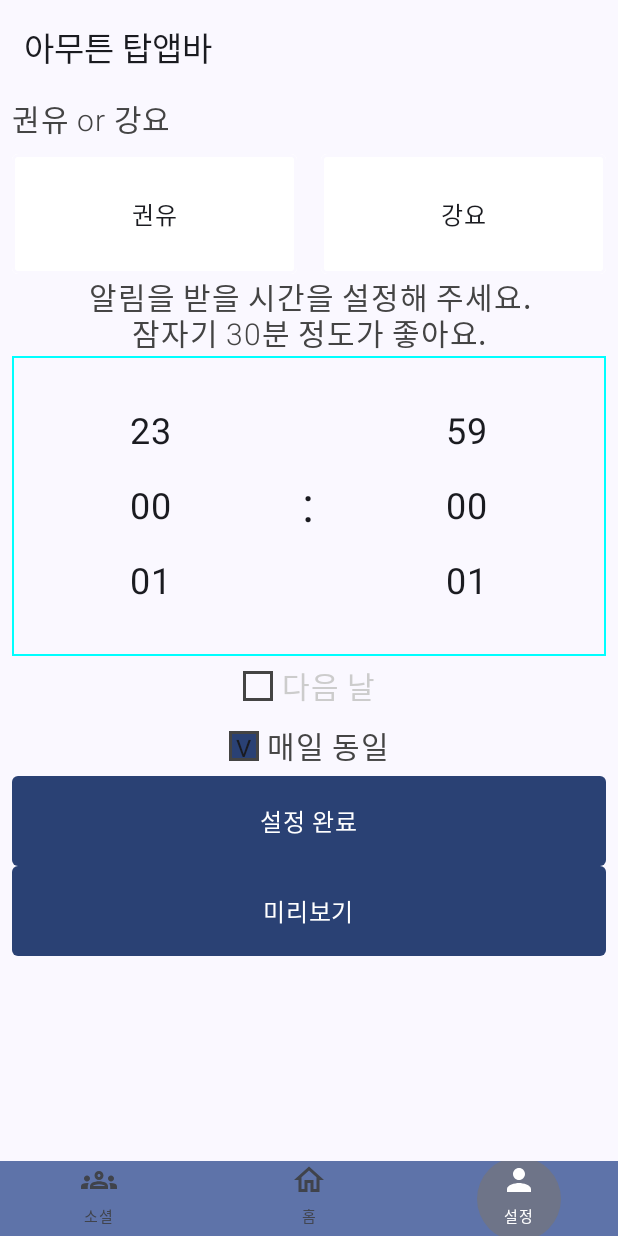
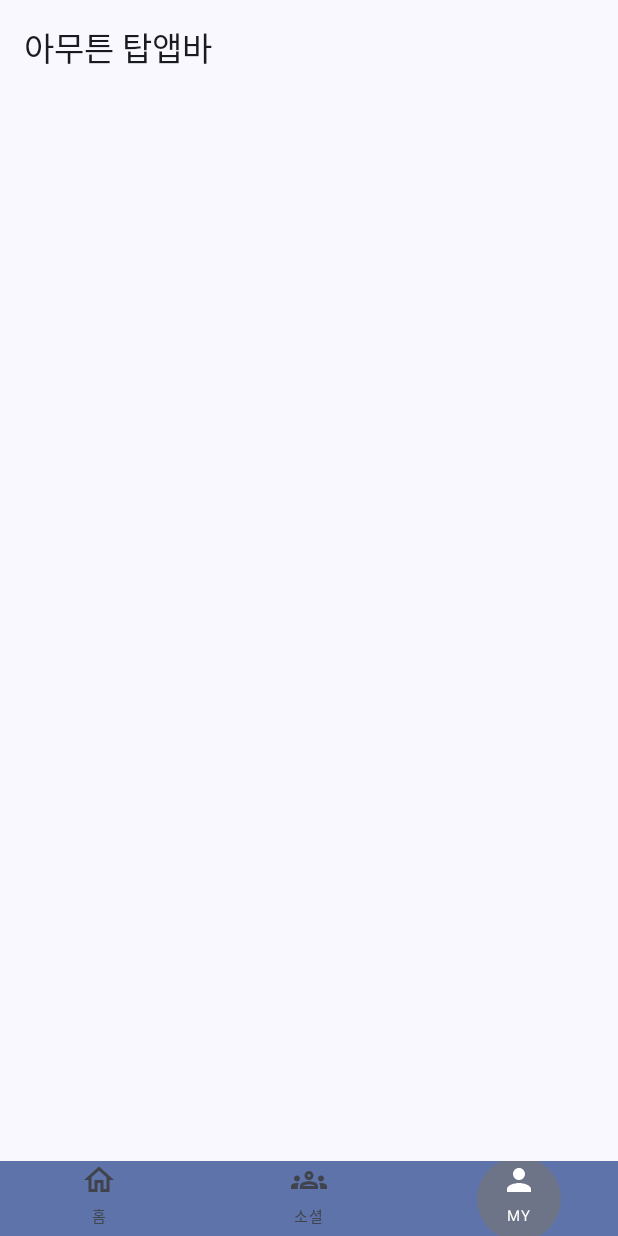
Before and after one commit to snupinel/Dialock-Android, an Android app built with Jetpack Compose: the MainPage screen opened through its navigation route, item 3 of the bottom bar chosen, on a phone screen of 412 x 824 dp. Run offline under Robolectric (Android 15) with nearby library versions, the phone set to English and light mode, and no system bars; our stand-ins replace Dagger/Hilt's generated code, Room's generated code.

Commit message:
설정화면 격리 + 플로팅 버튼

```diff
--- a/app/src/main/java/com/example/dailysummary/MainActivity.kt
+++ b/app/src/main/java/com/example/dailysummary/MainActivity.kt
@@ -22,6 +22,7 @@ import androidx.navigation.NavHostController
 import androidx.navigation.compose.NavHost
 import androidx.navigation.compose.composable
 import androidx.navigation.compose.rememberNavController
+import com.example.dailysummary.pages.AlarmSettingPage
 import com.example.dailysummary.pages.MainPage
 import com.example.dailysummary.pages.StartPage
 import com.example.dailysummary.pages.SummaryPage
@@ -85,6 +86,10 @@ private fun MyApp(
                 Log.d("aaaa",year.toString())
                 SummaryPage(navController,year,month,day)
             }
+            composable("AlarmSettingPage"){
+                Log.d("nav","AlarmSettingPage called")
+                AlarmSettingPage(navController)
+            }
         }
     }
 
--- a/app/src/main/java/com/example/dailysummary/pages/MainPage.kt
+++ b/app/src/main/java/com/example/dailysummary/pages/MainPage.kt
@@ -9,15 +9,20 @@ import androidx.compose.foundation.layout.Row
 import androidx.compose.foundation.layout.fillMaxSize
 import androidx.compose.foundation.layout.height
 import androidx.compose.foundation.layout.padding
+import androidx.compose.foundation.layout.size
+import androidx.compose.foundation.shape.CircleShape
 import androidx.compose.material.icons.Icons
+import androidx.compose.material.icons.filled.Alarm
 import androidx.compose.material.icons.filled.Groups
 import androidx.compose.material.icons.filled.Home
 import androidx.compose.material.icons.filled.Person
 import androidx.compose.material.icons.outlined.Groups
 import androidx.compose.material.icons.outlined.Home
 import androidx.compose.material.icons.outlined.Person
-import androidx.compose.material.icons.outlined.Settings
 import androidx.compose.material3.ExperimentalMaterial3Api
+import androidx.compose.material3.ExtendedFloatingActionButton
+import androidx.compose.material3.FabPosition
+import androidx.compose.material3.Icon
 import androidx.compose.material3.MaterialTheme
 import androidx.compose.material3.Scaffold
 import androidx.compose.material3.Text
@@ -48,12 +53,12 @@ import com.example.dailysummary.viewModel.MainPageViewModel
 import com.example.dailysummary.viewModel.Tab
 
 val homeTab = BottomNavItem(tag = "홈", title = "Home", selectedIcon = Icons.Filled.Home, unselectedIcon = Icons.Outlined.Home)
-val myTab = BottomNavItem(tag="설정", title="My", selectedIcon = Icons.Filled.Person, unselectedIcon = Icons.Outlined.Person)
+val myTab = BottomNavItem(tag="MY", title="My", selectedIcon = Icons.Filled.Person, unselectedIcon = Icons.Outlined.Person)
 val socialTab = BottomNavItem(tag="소셜", title="Social", selectedIcon = Icons.Filled.Groups, unselectedIcon = Icons.Outlined.Groups)
 
 
 // creating a list of all the tabs
-val tabBarItems = listOf(socialTab,homeTab, myTab,)
+val tabBarItems = listOf(homeTab,socialTab,myTab)
 
 //@Inject lateinit var alarmScheduler: AlarmScheduler
 
@@ -73,7 +78,6 @@ fun MainPage(navController: NavController){
     LaunchedEffect(shouldRefresh){
         viewModel.setShowPopup(false)
         viewModel.calenderRefresh()
-        viewModel.settingInitialize()
         //viewModel.setCalenderEntries()
         window?.let {
             WindowCompat.setDecorFitsSystemWindows(it, false) // ✅ 시스템 UI가 콘텐츠를 덮지 않도록 설정
@@ -92,7 +96,17 @@ fun MainPage(navController: NavController){
                 TabNavigationBar(tabBarItems)
             }
                     },
-        topBar = {MainPageToolbar()}) {paddingValues->
+        topBar = {MainPageToolbar()},
+        floatingActionButton = {
+            when(selectedTab){
+                Tab.Home->{
+                    AlarmSettingFloating {navController.navigate("AlarmSettingPage")}
+                }
+                else->{}
+            }
+        },
+        floatingActionButtonPosition = FabPosition.End
+        ){ paddingValues->
         Column(
             Modifier
                 .fillMaxSize()
@@ -106,17 +120,7 @@ fun MainPage(navController: NavController){
                 }
                 Tab.My -> {
                     //
-                    Column {
-                        SettingAdviceOrForcing()
 
-                        SettingTime()
-
-                        SettingSaveButton()
-
-                        SettingPreviewButton()
-
-                        //Setting2(animatedValueList)
-                    }
                 }
                 Tab.Social-> {
                     SocialTab()
@@ -128,120 +132,19 @@ fun MainPage(navController: NavController){
 }
 
 @Composable
-fun SettingAdviceOrForcing() {
-    //Log.d("aaaa","aaaa")
-    val viewModel = hiltViewModel<MainPageViewModel>()
-    val adviceOrForcing by viewModel.adviceOrForcing.collectAsState()
+fun AlarmSettingFloating(onClick:()->Unit){
+    ExtendedFloatingActionButton(
+        modifier = Modifier.size(60.dp),
+        onClick = onClick,
+        shape = CircleShape,
+        contentColor = Color.White,
+        containerColor = MaterialTheme.colorScheme.primaryContainer,
 
-    SettingOption(
-        title = "권유 or 강요",
-        adviceOrForcing = adviceOrForcing,
-        onOptionSelected = { clickedIsLeft ->
-            viewModel.clickAdviceOrForcing(clickedIsLeft)
-        },)
+    ){
+        Icon(imageVector = Icons.Filled.Alarm, contentDescription = "AlarmSetting")
+    }
 }
 
-@Composable
-fun SettingTime() {
-    val viewModel = hiltViewModel<MainPageViewModel>()
-
-    val myTime by viewModel.myTime.collectAsState()
-    val sameEveryDay by viewModel.sameEveryDay.collectAsState()
-    val currentMyTimeTab by viewModel.currentMyTimeTab.collectAsState()
-    val isNextDay = viewModel.myTime.collectAsState().value[currentMyTimeTab].isNextDay
-
-    //Log.d("aaaab",myTime.toString())
-    //Log.d("aaaab",currentMyTimeTab.toString())
-
-    TimeSetting(
-        title = "알림을 받을 시간을 설정해 주세요.\n잠자기 30분 정도가 좋아요.",
-        selectedHour = myTime[currentMyTimeTab].hour,
-        selectedMinute = myTime[currentMyTimeTab].minute,
-        onHourChange = { viewModel.setMyTime(hour = it) },
-        onMinuteChange = { viewModel.setMyTime(minute = it) },
-        sameEveryDay = sameEveryDay,
-        onToggleSameEveryDay = { viewModel.setSameEveryDay(isToggle = true) },
-        currentMyTimeTab = currentMyTimeTab,
-        onDayTabClick = { viewModel.setCurrentMyTimeTab(it) },
-        isNextDay = isNextDay,
-        onToggleIsNextDay = {viewModel.setIsNextDay(!isNextDay)}
-    )
-}
-
-
-
-@Composable
-fun SettingPreviewButton() {
-    val viewModel = hiltViewModel<MainPageViewModel>()
-    val context = LocalContext.current
-
-    AnimatedActionButton(
-        text = "미리보기",
-        onClick = {
-            viewModel.previewSetting(context)
-        },
-        backgroundColor = MaterialTheme.colorScheme.primary,
-        textColor = Color.White,
-    )
-}
-
-@Composable
-fun SettingSaveButton() {
-    val viewModel = hiltViewModel<MainPageViewModel>()
-
-    val context = LocalContext.current
-
-    //val alarmManager = context.getSystemService(Context.ALARM_SERVICE) as AlarmManager
-
-    val (permissionRequested, setPermissionRequested) = remember { mutableStateOf(false) }
-
-
-    /*
-    val launcher = rememberLauncherForActivityResult(ActivityResultContracts.StartActivityForResult()) { result ->
-        if (alarmManager.canScheduleExactAlarms()) {
-
-        } else {
-
-        }
-    }*/
-
-    LaunchedEffect(permissionRequested){
-        if(permissionRequested){
-
-            //launcher.launch()
-            Toast.makeText(context, "스타트액티비티", Toast.LENGTH_SHORT).show()
-
-            val intent = Intent(Settings.ACTION_REQUEST_SCHEDULE_EXACT_ALARM)
-            ContextCompat.startActivity(context,intent,null)
-
-            setPermissionRequested(false)
-        }
-    }
-
-    AnimatedActionButton(
-        text = "설정 완료",
-        onClick = {
-            viewModel.settingConfirm()
-            //viewModel.setRefSetting(viewModel.extractCurrentSetting())
-            Toast.makeText(context, "설정 완료", Toast.LENGTH_SHORT).show()
-
-            /*if (Build.VERSION.SDK_INT >= Build.VERSION_CODES.S) { // Android 12+
-                scheduleOverlay(context)
-                setPermissionRequested(true)
-            } else {
-                // Pre-Android 12, directly schedule the alarm
-
-            }*/
-            //scheduleOverlay(context,p)
-            //setPermissionRequested(true)
-            viewModel.scheduleOverlay()
-        },
-        backgroundColor = MaterialTheme.colorScheme.primary,
-        textColor = Color.White,
-    )
-
-
-}
 
 @OptIn(ExperimentalMaterial3Api::class)
 @Composable
```
Also changed, not shown: app/src/main/java/com/example/dailysummary/components/DSCalender.kt (+10 -2 lines), app/src/main/java/com/example/dailysummary/pages/AlarmSettingPage.kt (added, +193 -0 lines), app/src/main/java/com/example/dailysummary/pages/SummaryPage.kt (+31 -12 lines), app/src/main/java/com/example/dailysummary/viewModel/MainPageViewModel.kt (+0 -96 lines), app/src/main/java/com/example/dailysummary/viewModel/SettingPageViewModel.kt (added, +126 -0 lines).
